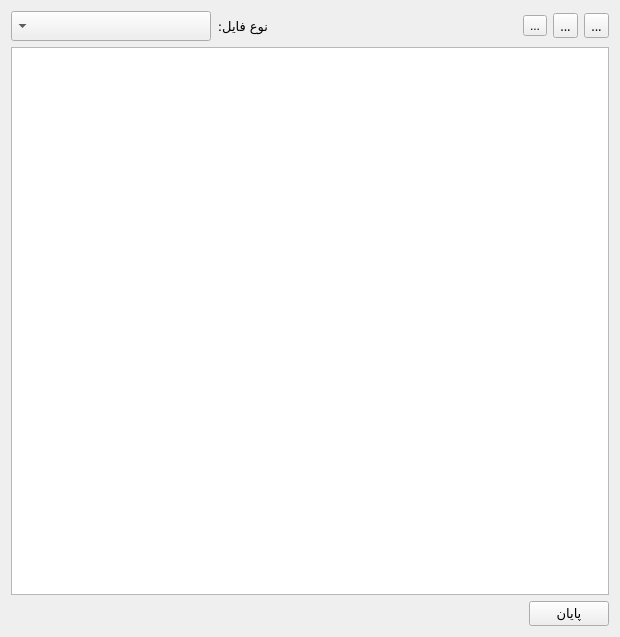
Above: form1.ui from journalehsan/PersianSubtitleFixer before the change. Below: the same form after it.
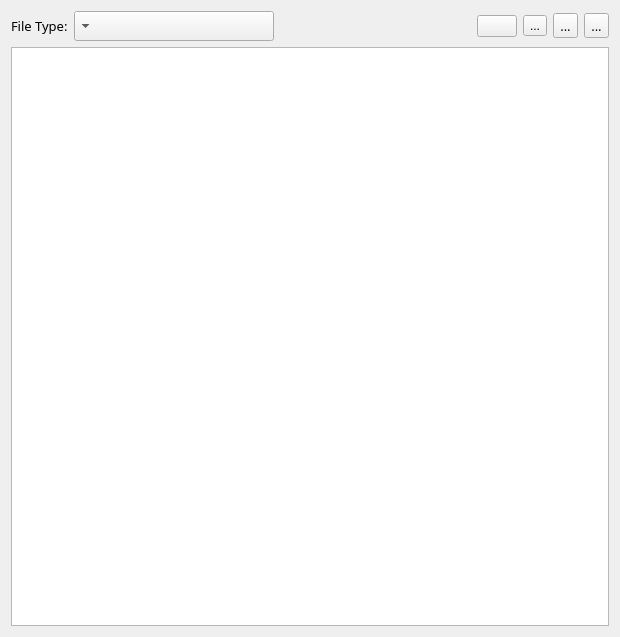
That is the form after the change. Icons and pictures are not drawn.

What changed in the file:
```diff
--- a/form1.ui
+++ b/form1.ui
@@ -26,6 +26,19 @@
   <layout class="QVBoxLayout" name="verticalLayout">
    <item>
     <layout class="QHBoxLayout" name="horizontalLayout_2">
+     <item>
+      <widget class="QLabel" name="label">
+       <property name="font">
+        <font>
+         <family>Droid Sans</family>
+         <pointsize>10</pointsize>
+        </font>
+       </property>
+       <property name="text">
+        <string>File Type:</string>
+       </property>
+      </widget>
+     </item>
      <item>
       <widget class="QComboBox" name="cmbcodec">
        <property name="minimumSize">
@@ -36,7 +49,7 @@
        </property>
        <property name="font">
         <font>
-         <family>Noto Naskh Arabic UI</family>
+         <family>Ubuntu</family>
          <pointsize>10</pointsize>
         </font>
        </property>
@@ -45,19 +58,6 @@
        </property>
       </widget>
      </item>
-     <item>
-      <widget class="QLabel" name="label">
-       <property name="font">
-        <font>
-         <family>Noto Naskh Arabic UI</family>
-         <pointsize>10</pointsize>
-        </font>
-       </property>
-       <property name="text">
-        <string>نوع فایل:</string>
-       </property>
-      </widget>
-     </item>
      <item>
       <spacer name="horizontalSpacer_2">
        <property name="orientation">
@@ -71,6 +71,23 @@
        </property>
       </spacer>
      </item>
+     <item>
+      <widget class="QPushButton" name="pushButton_2">
+       <property name="text">
+        <string/>
+       </property>
+       <property name="icon">
+        <iconset resource="resources.qrc">
+         <normaloff>:/pic/about_icon.png</normaloff>:/pic/about_icon.png</iconset>
+       </property>
+       <property name="iconSize">
+        <size>
+         <width>24</width>
+         <height>24</height>
+        </size>
+       </property>
+      </widget>
+     </item>
      <item>
       <widget class="QToolButton" name="toolButton_3">
        <property name="text">
@@ -156,34 +173,7 @@
     </widget>
    </item>
    <item>
-    <layout class="QHBoxLayout" name="horizontalLayout">
-     <item>
-      <spacer name="horizontalSpacer">
-       <property name="orientation">
-        <enum>Qt::Horizontal</enum>
-       </property>
-       <property name="sizeHint" stdset="0">
-        <size>
-         <width>40</width>
-         <height>20</height>
-        </size>
-       </property>
-      </spacer>
-     </item>
-     <item>
-      <widget class="QPushButton" name="pushButton">
-       <property name="font">
-        <font>
-         <family>Noto Naskh Arabic UI</family>
-         <pointsize>10</pointsize>
-        </font>
-       </property>
-       <property name="text">
-        <string>پایان</string>
-       </property>
-      </widget>
-     </item>
-    </layout>
+    <layout class="QHBoxLayout" name="horizontalLayout"/>
    </item>
   </layout>
  </widget>
```
Left out of the diff: 23 changed lines with no effect on the pictures.
